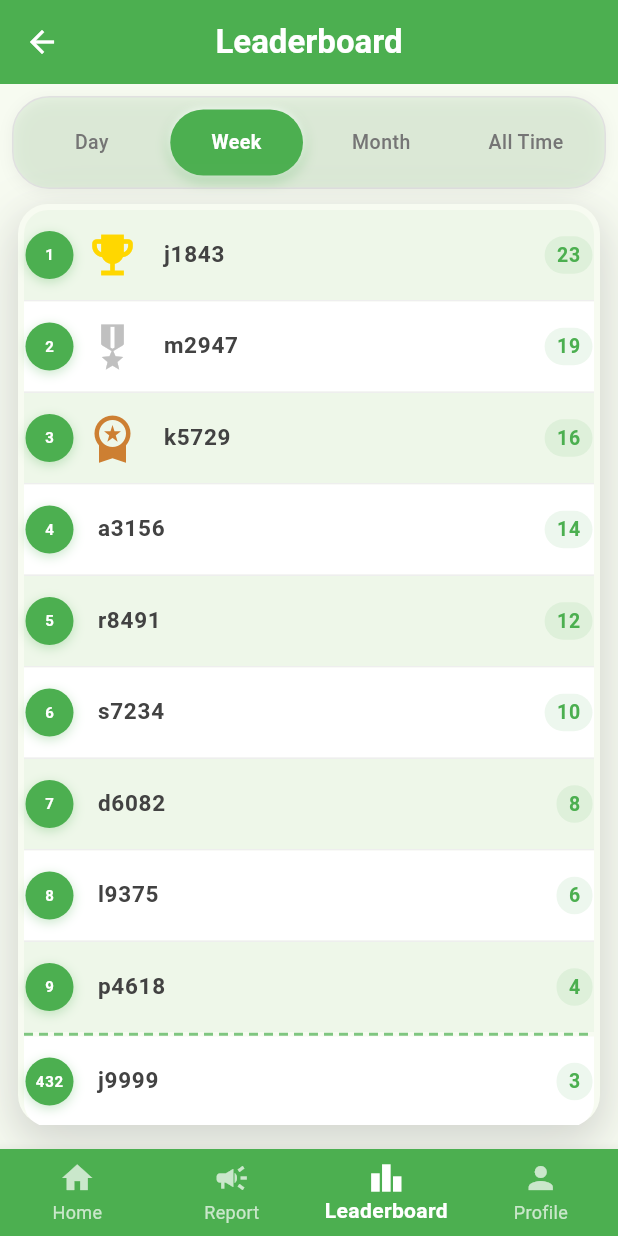
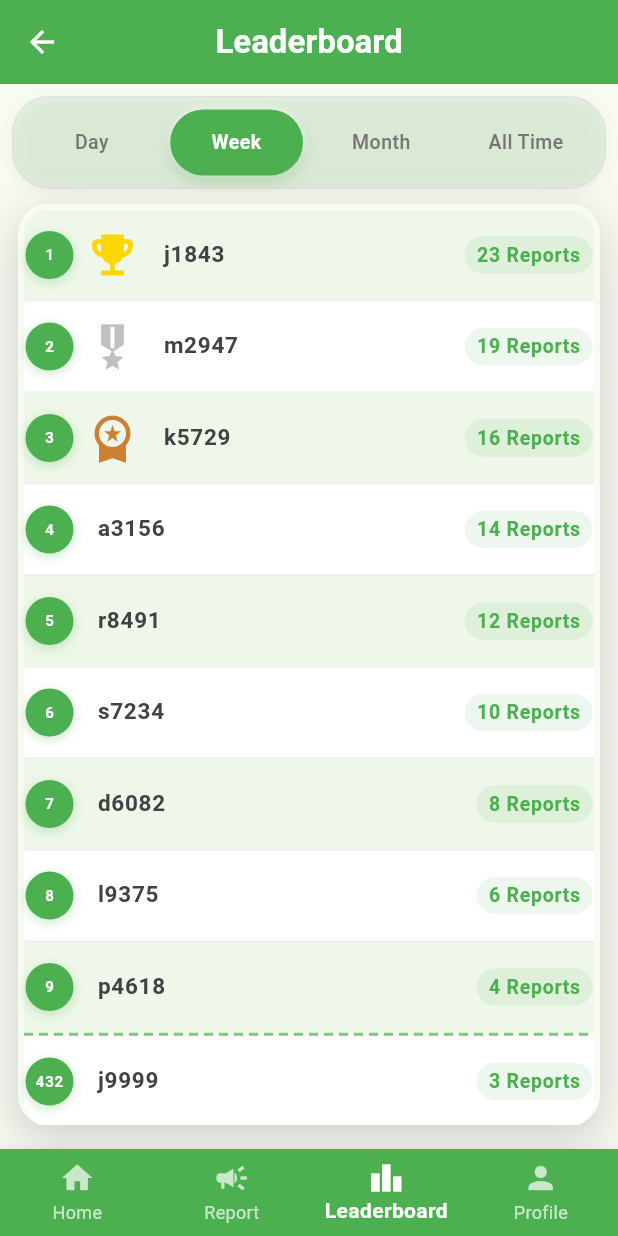
Before and after one commit to cycle4passion/StudySpacesApp, a Flutter app: the screen it shows after launch, item 3 of the bottom bar chosen, on a phone screen of 412 x 824 dp. Run offline on Flutter 3.47's test engine with Material 3 defaults, Android fonts, the phone set to English and light mode, and no system bars; our stand-ins replace shared_preferences, webview_flutter; accounts and stored records are empty.

Commit message:
added "Report" text

```diff
--- a/lib/screens/leaderboard_screen.dart
+++ b/lib/screens/leaderboard_screen.dart
@@ -446,7 +446,7 @@ class _LeaderboardScreenState extends State<LeaderboardScreen>
                             borderRadius: BorderRadius.circular(20),
                           ),
                           child: Text(
-                            '${entry.reports}',
+                            '${entry.reports} ${entry.reports == 1 ? 'Report' : 'Reports'}',
                             style: const TextStyle(
                               fontWeight: FontWeight.bold,
                               fontSize: 13, // Reduced from 14
```
Also changed, not shown: lib/utils/library_utils.dart (line endings or trailing spaces).
